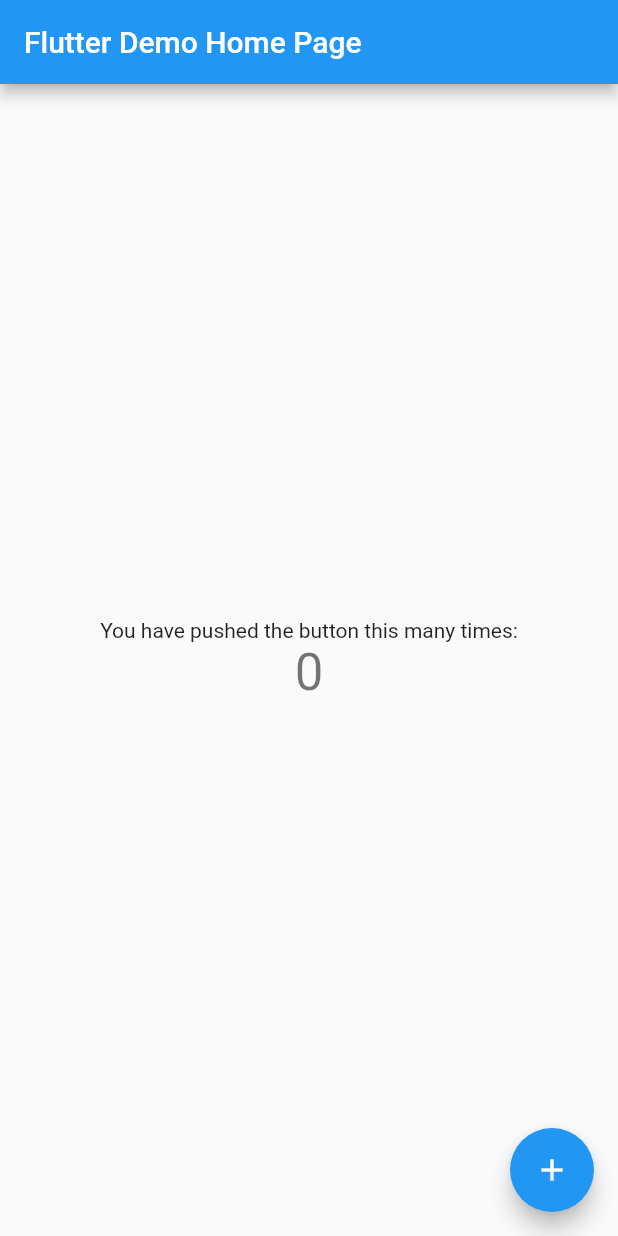
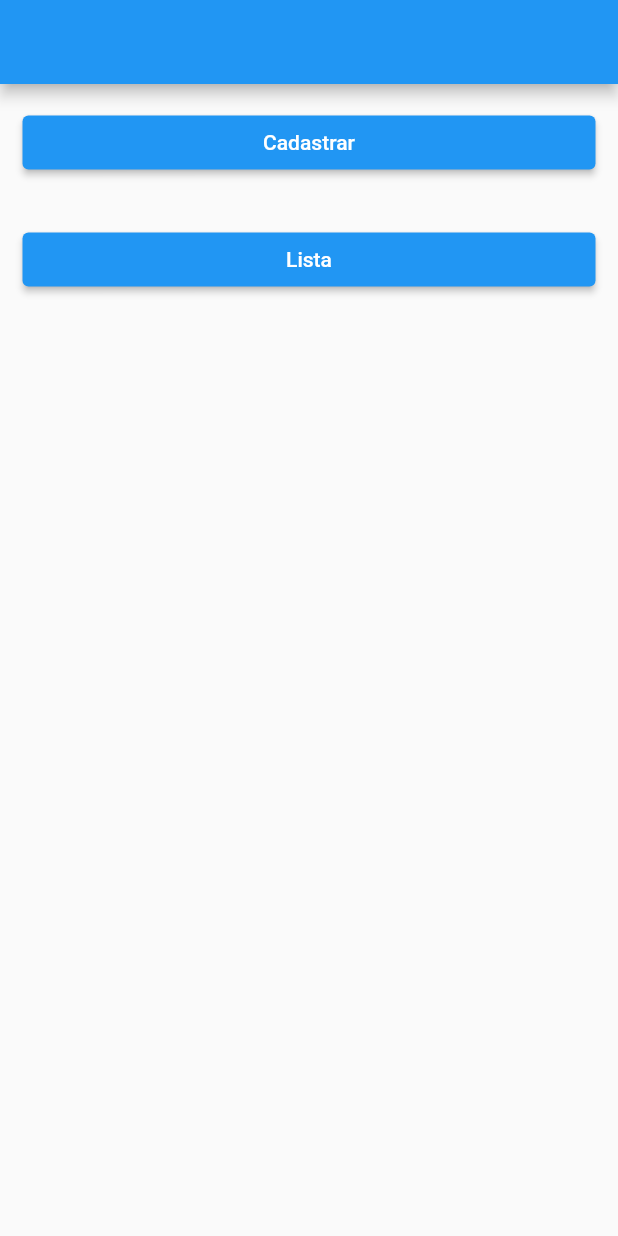
Before and after one commit to waleskaeds/app_flutter_firebase, a Flutter app: the screen it shows after launch, on a phone screen of 412 x 824 dp. Run offline on Flutter 3.47's test engine with Material 2 defaults, Android fonts, the phone set to English and light mode, and no system bars.

Commit message:
get working

```diff
--- /dev/null
+++ b/lib/app/app.dart
@@ -0,0 +1,25 @@
+import 'package:app_flutter_firebase/app/app_routes.dart';
+import 'package:app_flutter_firebase/pages/list_products.dart';
+import 'package:app_flutter_firebase/provider/list_products.dart';
+import 'package:app_flutter_firebase/pages/home.dart';
+import 'package:app_flutter_firebase/pages/register_product.dart';
+import 'package:flutter/material.dart';
+import 'package:provider/provider.dart';
+
+class App extends StatelessWidget {
+  const App({super.key});
+
+  @override
+  Widget build(BuildContext context) {
+     return ChangeNotifierProvider(
+      create: (context) => ProductList(),
+       child: MaterialApp(
+          routes: {
+            AppRoutes.home : (context) => const Home(),
+            AppRoutes.register : (context) => const RegisterProduct(),
+            AppRoutes.list : (context) => const AllProducts()
+          },
+         ),
+     );
+  }
+}
--- /dev/null
+++ b/lib/app/app_routes.dart
@@ -0,0 +1,5 @@
+class AppRoutes {
+  static const home = '/';
+  static const register = '/register';
+  static const list = '/list';
+}
--- a/lib/main.dart
+++ b/lib/main.dart
@@ -1,115 +1,6 @@
+import 'package:app_flutter_firebase/app/app.dart';
 import 'package:flutter/material.dart';
 
 void main() {
-  runApp(const MyApp());
+  runApp(const App());
 }
-
-class MyApp extends StatelessWidget {
-  const MyApp({super.key});
-
-  // This widget is the root of your application.
-  @override
-  Widget build(BuildContext context) {
-    return MaterialApp(
-      title: 'Flutter Demo',
-      theme: ThemeData(
-        // This is the theme of your application.
-        //
-        // Try running your application with "flutter run". You'll see the
-        // application has a blue toolbar. Then, without quitting the app, try
-        // changing the primarySwatch below to Colors.green and then invoke
-        // "hot reload" (press "r" in the console where you ran "flutter run",
-        // or simply save your changes to "hot reload" in a Flutter IDE).
-        // Notice that the counter didn't reset back to zero; the application
-        // is not restarted.
-        primarySwatch: Colors.blue,
-      ),
-      home: const MyHomePage(title: 'Flutter Demo Home Page'),
-    );
-  }
-}
-
-class MyHomePage extends StatefulWidget {
-  const MyHomePage({super.key, required this.title});
-
-  // This widget is the home page of your application. It is stateful, meaning
-  // that it has a State object (defined below) that contains fields that affect
-  // how it looks.
-
-  // This class is the configuration for the state. It holds the values (in this
-  // case the title) provided by the parent (in this case the App widget) and
-  // used by the build method of the State. Fields in a Widget subclass are
-  // always marked "final".
-
-  final String title;
-
-  @override
-  State<MyHomePage> createState() => _MyHomePageState();
-}
-
-class _MyHomePageState extends State<MyHomePage> {
-  int _counter = 0;
-
-  void _incrementCounter() {
-    setState(() {
-      // This call to setState tells the Flutter framework that something has
-      // changed in this State, which causes it to rerun the build method below
-      // so that the display can reflect the updated values. If we changed
-      // _counter without calling setState(), then the build method would not be
-      // called again, and so nothing would appear to happen.
-      _counter++;
-    });
-  }
-
-  @override
-  Widget build(BuildContext context) {
-    // This method is rerun every time setState is called, for instance as done
-    // by the _incrementCounter method above.
-    //
-    // The Flutter framework has been optimized to make rerunning build methods
-    // fast, so that you can just rebuild anything that needs updating rather
-    // than having to individually change instances of widgets.
-    return Scaffold(
-      appBar: AppBar(
-        // Here we take the value from the MyHomePage object that was created by
-        // the App.build method, and use it to set our appbar title.
-        title: Text(widget.title),
-      ),
-      body: Center(
-        // Center is a layout widget. It takes a single child and positions it
-        // in the middle of the parent.
-        child: Column(
-          // Column is also a layout widget. It takes a list of children and
-          // arranges them vertically. By default, it sizes itself to fit its
-          // children horizontally, and tries to be as tall as its parent.
-          //
-          // Invoke "debug painting" (press "p" in the console, choose the
-          // "Toggle Debug Paint" action from the Flutter Inspector in Android
-          // Studio, or the "Toggle Debug Paint" command in Visual Studio Code)
-          // to see the wireframe for each widget.
-          //
-          // Column has various properties to control how it sizes itself and
-          // how it positions its children. Here we use mainAxisAlignment to
-          // center the children vertically; the main axis here is the vertical
-          // axis because Columns are vertical (the cross axis would be
-          // horizontal).
-          mainAxisAlignment: MainAxisAlignment.center,
-          children: <Widget>[
-            const Text(
-              'You have pushed the button this many times:',
-            ),
-            Text(
-              '$_counter',
-              style: Theme.of(context).textTheme.headlineMedium,
-            ),
-          ],
-        ),
-      ),
-      floatingActionButton: FloatingActionButton(
-        onPressed: _incrementCounter,
-        tooltip: 'Increment',
-        child: const Icon(Icons.add),
-      ), // This trailing comma makes auto-formatting nicer for build methods.
-    );
-  }
-}
--- /dev/null
+++ b/lib/models/product.dart
@@ -0,0 +1,21 @@
+class Product {
+  final String? id;
+  final String name;
+  final String description;
+  final double price;
+
+  Product({
+    this.id,
+    required this.name,
+    required this.description,
+    required this.price
+});
+
+  factory Product.fromJson(Map<String, dynamic>json, String id){
+    return Product(
+      name: json["name"] ?? "",
+      description: json["description"] ?? "",
+      price: json["price"] ?? ""
+    );
+  }
+}
--- /dev/null
+++ b/lib/pages/home.dart
@@ -0,0 +1,37 @@
+import 'package:flutter/material.dart';
+
+class Home extends StatefulWidget {
+  const Home({super.key});
+
+  @override
+  State<Home> createState() => _HomeState();
+}
+
+class _HomeState extends State<Home> {
+  @override
+  Widget build(BuildContext context) {
+    return Scaffold(
+      appBar: AppBar(),
+      body: Column(
+        children: [
+          Container(
+            width: double.infinity,
+            margin: const EdgeInsets.all(15),
+            child: ElevatedButton(
+              onPressed: () => Navigator.of(context).pushNamed('/register'),
+              child: const Text("Cadastrar"),
+            ),
+          ),
+          Container(
+            width: double.infinity,
+            margin: const EdgeInsets.all(15),
+            child: ElevatedButton(
+              onPressed: () => Navigator.of(context).pushNamed('/list'),
+              child: const Text("Lista")
+            ),
+          ),
+        ],
+      ),
+    );
+  }
+}
--- a/pubspec.yaml
+++ b/pubspec.yaml
@@ -31,10 +31,13 @@
   flutter:
     sdk: flutter
 
+  provider: ^6.0.0
+
 
   # The following adds the Cupertino Icons font to your application.
   # Use with the CupertinoIcons class for iOS style icons.
   cupertino_icons: ^1.0.2
+  http: ^0.13.5
 
 dev_dependencies:
   flutter_test:
```
Also changed, not shown: lib/components/product_item.dart (added, +54 -0 lines), lib/pages/list_products.dart (added, +59 -0 lines), lib/pages/register_product.dart (added, +15 -0 lines), lib/provider/list_products.dart (added, +35 -0 lines), pubspec.lock, 1 other file.
